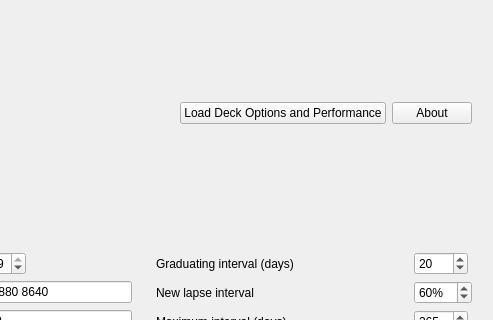
First picture: the form in designer/anki_simulator_dialog.ui, repository giovannihenriksen/Anki-Simulator, before the edit; both pictures show x 646 to 1139 and y 0 to 320 of the 1139 by 779 pixel window.
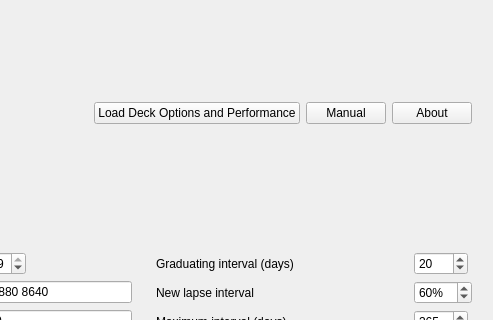
Second picture: the form after the edit.

Patch:
```diff
--- a/designer/anki_simulator_dialog.ui
+++ b/designer/anki_simulator_dialog.ui
@@ -64,6 +64,19 @@
         </property>
        </widget>
       </item>
+      <item>
+       <widget class="QPushButton" name="manualButton">
+        <property name="sizePolicy">
+         <sizepolicy hsizetype="Maximum" vsizetype="Fixed">
+          <horstretch>0</horstretch>
+          <verstretch>0</verstretch>
+         </sizepolicy>
+        </property>
+        <property name="text">
+         <string>Manual</string>
+        </property>
+       </widget>
+      </item>
       <item>
        <widget class="QPushButton" name="aboutButton">
         <property name="sizePolicy">
```
